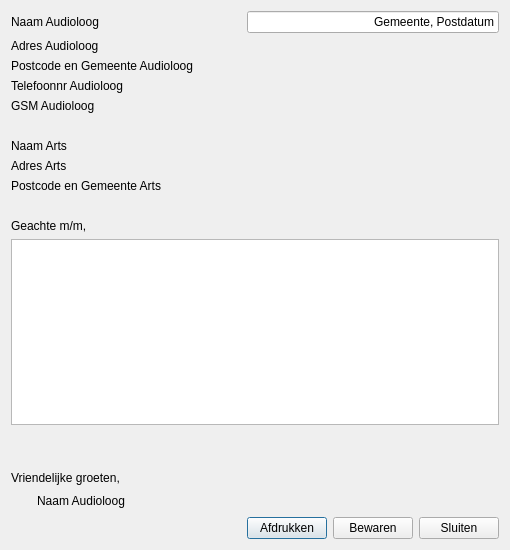
Roelio81/audioadmin, file AudioAdmin/ui/briefklant.ui: the form before one commit.
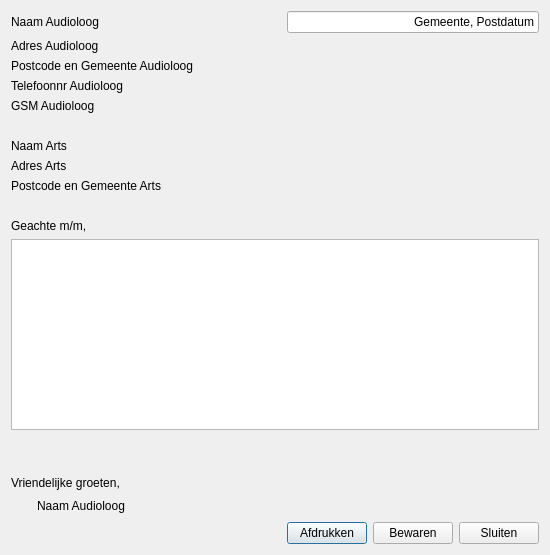
The form after the commit. Icons and pictures are not drawn.

Diff of the .ui file:
```diff
--- a/AudioAdmin/ui/briefklant.ui
+++ b/AudioAdmin/ui/briefklant.ui
@@ -4,12 +4,12 @@
   <property name="windowModality" >
    <enum>Qt::WindowModal</enum>
   </property>
-  <property name="geometry" >
+  <property name="geometry">
    <rect>
     <x>0</x>
     <y>0</y>
-    <width>500</width>
-    <height>550</height>
+    <width>550</width>
+    <height>555</height>
    </rect>
   </property>
   <property name="windowTitle" >
```
Left out of the diff: 185 changed lines with no effect on the pictures.
